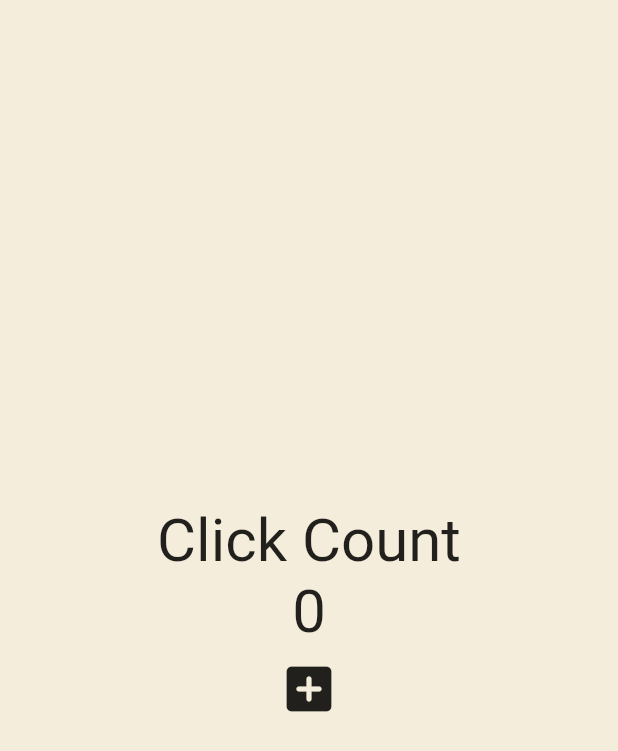
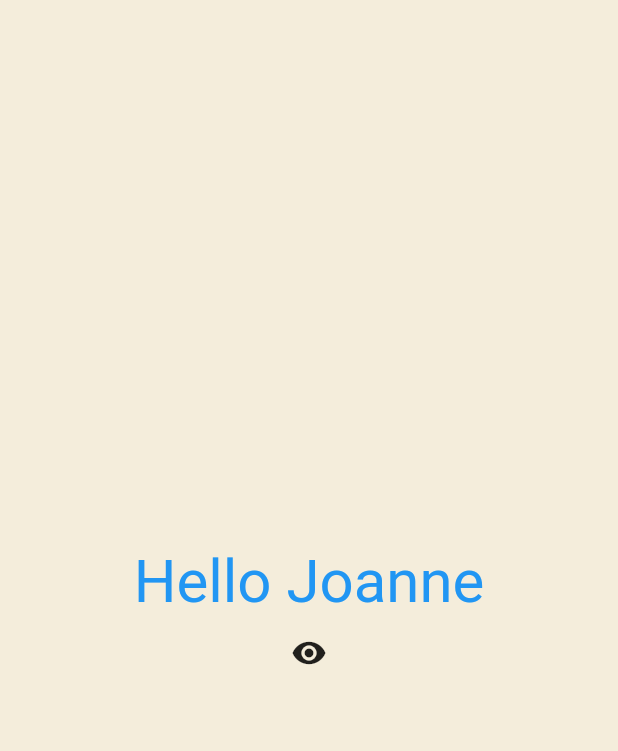
Before and after one commit to seovalue/flutter-webtoon-app, a Flutter app: the screen it shows after launch, on a phone screen of 412 x 824 dp. Shown: the top 751 px of the screen. Run offline on Flutter 3.47's test engine with Material 2 defaults, Android fonts, the phone set to English and light mode, and no system bars.

```diff
--- a/lib/main.dart
+++ b/lib/main.dart
@@ -14,34 +14,70 @@ class App extends StatefulWidget {
 }
 
 class _AppState extends State<App> {
-  int counter = 0;
+  List<int> numbers = [];
+  bool showTitle = true;
 
   void onClicked() {
-    counter = counter + 1;
+    setState(() {
+      numbers.add(numbers.length);
+    });
+  }
+
+  void toggle() {
+    setState(() {
+      showTitle = !showTitle;
+    });
   }
 
   @override
   Widget build(BuildContext context) {
     return MaterialApp(
+        theme: ThemeData(
+            textTheme:
+                const TextTheme(titleLarge: TextStyle(color: Colors.blue))),
         home: Scaffold(
             backgroundColor: const Color(0xFFF4EDDB),
             body: Center(
                 child: Column(
               mainAxisAlignment: MainAxisAlignment.center,
               children: [
-                const Text(
-                  'Click Count',
-                  style: TextStyle(fontSize: 40),
-                ),
-                Text(
-                  '$counter',
-                  style: const TextStyle(fontSize: 40),
-                ),
-                IconButton(
-                    iconSize: 40,
-                    onPressed: onClicked,
-                    icon: const Icon(Icons.add_box_rounded))
+                showTitle ? const MyLargeTitle() : Text('nothing'),
+                IconButton(onPressed: toggle, icon: Icon(Icons.remove_red_eye)),
               ],
             ))));
   }
 }
+
+class MyLargeTitle extends StatefulWidget {
+  const MyLargeTitle({
+    super.key,
+  });
+
+  @override
+  State<MyLargeTitle> createState() => _MyLargeTitleState();
+}
+
+class _MyLargeTitleState extends State<MyLargeTitle> {
+  @override
+  void initState() {
+    super.initState();
+    print("init state");
+  }
+
+  @override
+  void dispose() {
+    // TODO: implement dispose
+    super.dispose();
+    print("dispose");
+  }
+
+  @override
+  Widget build(BuildContext context) {
+    print("build");
+    return Text('Hello Joanne',
+        style: TextStyle(
+          fontSize: 40,
+          color: Theme.of(context).textTheme.titleLarge!.color,
+        ));
+  }
+}
```
